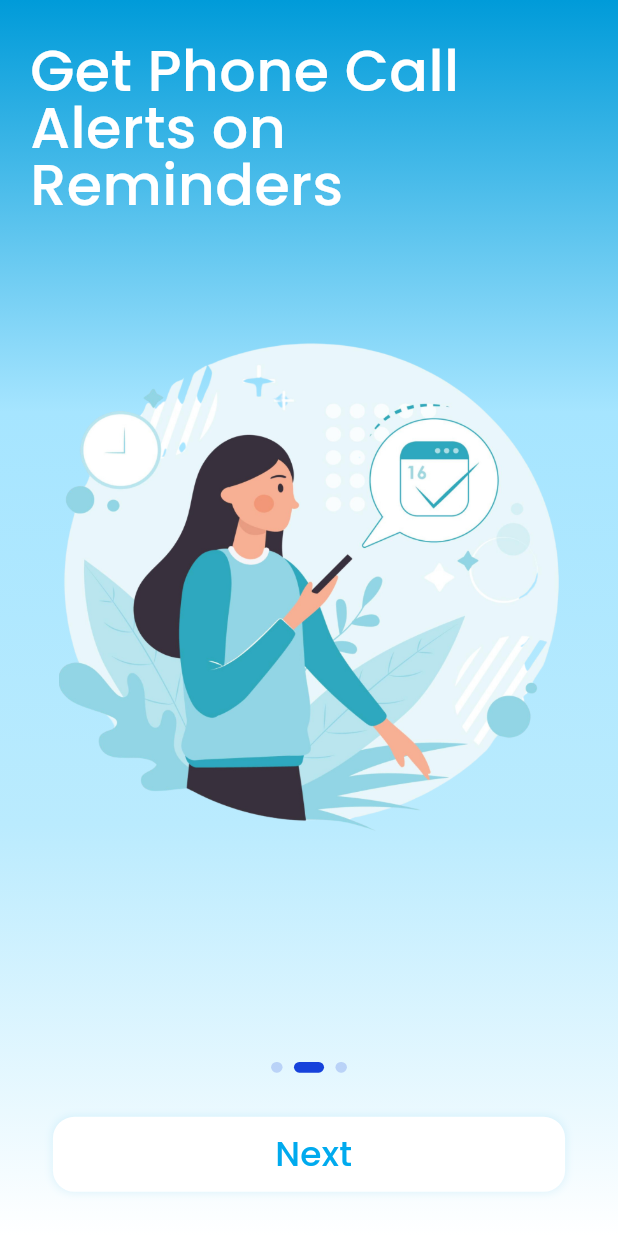
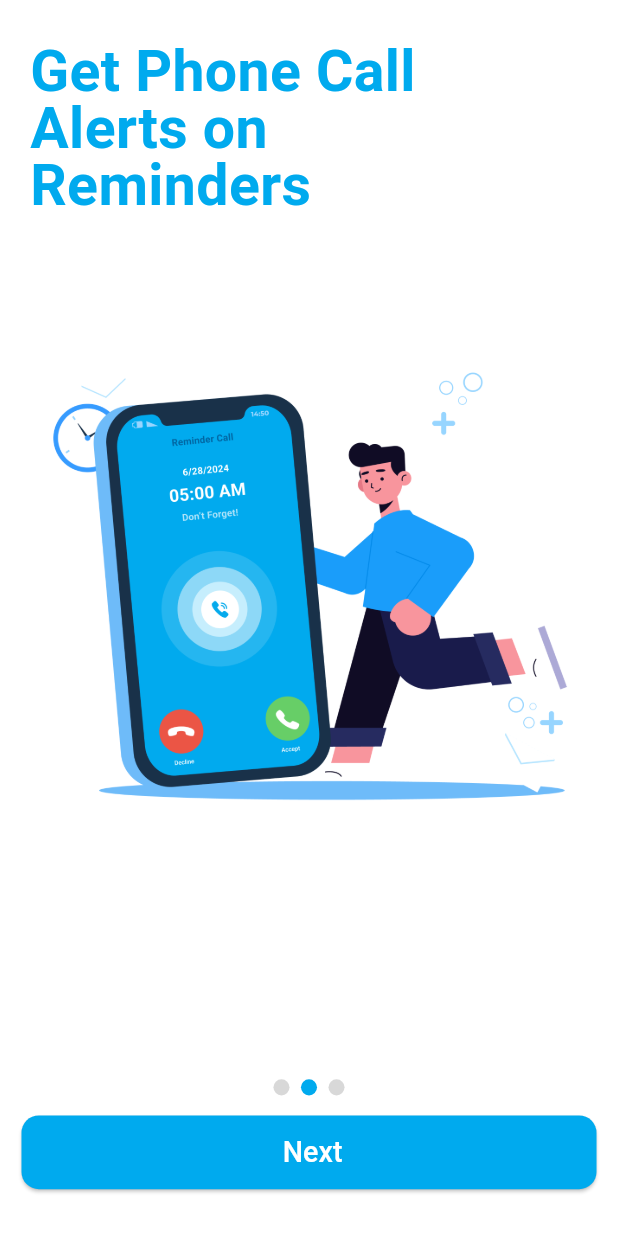
Before and after one commit to rizwanali494/talk_task, a Flutter app: the screen it shows after launch, after a tap on "Next", on a phone screen of 412 x 824 dp. Run offline on Flutter 3.47's test engine with Material 3 defaults, Android fonts, the phone set to English and light mode, and no system bars; our stand-ins replace auto_size_text, awesome_notifications, flutter_easyloading, flutter_screenutil, flutter_spinkit, google_maps_flutter and 8 more; missing offline and left inert: app_settings, flutter_callkit_incoming, workmanager; accounts and stored records are empty; network calls fail.

Commit message:
splash boarding changed

```diff
--- a/lib/splash_screen.dart
+++ b/lib/splash_screen.dart
@@ -13,6 +13,7 @@ import 'package:talk_task/utilis/app_text_styles.dart';
 import 'package:talk_task/utilis/customize_easyloading.dart';
 import 'package:talk_task/view/boarding/boarding.dart';
 import 'package:talk_task/view/common_widgets/custom_app_bars.dart';
+import 'package:talk_task/view/common_widgets/custom_text.dart';
 import 'package:talk_task/view/demo_screen/demo_screen.dart';
 import 'package:talk_task/view/screens/bottom_screen.dart';
 
@@ -41,32 +42,18 @@ class _SplashScreenState extends State<SplashScreen> {
   @override
   Widget build(BuildContext context) {
     return Scaffold(
-      appBar: AppBars.authAppBars(bgColor: AppColors.primary, iconBrightness: Brightness.dark),
-      body: Container(
-        height: double.infinity,
-        width: double.infinity,
-        decoration: const BoxDecoration(
-            color: AppColors.whiteFFFFF,
-          gradient: LinearGradient(
-            colors: [
-               AppColors.primary,
-              AppColors.skyBlueFFA6E5FF,
-               AppColors.lightBlueBAEBFE,
-              AppColors.whiteFFFFF
-
-            ],
-           // stops: [0.23, 0.82, 0.97],
-            begin: Alignment.topCenter,
-            end: Alignment.bottomCenter,
-          ),
-        ),
+      backgroundColor: AppColors.whiteFFFFF,
+      appBar: AppBars.authAppBars(bgColor: AppColors.whiteFFFFF, iconBrightness: Brightness.dark),
+      body: SizedBox(
+          height: 1.sh,
         child: Column(
-          mainAxisAlignment: MainAxisAlignment.end,
+          //mainAxisAlignment: MainAxisAlignment.end,
           crossAxisAlignment: CrossAxisAlignment.center,
           children: [
+            const Spacer(),
             SizedBox(
-              height: 180.h,
-              width: 180.h,
+              height: 150.h,
+              width: 150.h,
               child: Center(
                 child: Image.asset(
                 //  fit: BoxFit.fill,
@@ -77,21 +64,32 @@ class _SplashScreenState extends State<SplashScreen> {
             SizedBox(
               height: 50.h,
             ),
-            Text(
-              AppConstants.taskUp,
-              style: AppTextStyles.righteous(
-                fontSize: 35.sp,
-                color: AppColors.darkBlue1642DB,
-                 weight: FontWeight.w500,
+            ShaderMask(
+              shaderCallback: (bounds) {
+                return const LinearGradient(
+                  colors: [AppColors.blueLightA5E5FF, AppColors.primary, AppColors.blue05AAEC], // Gradient colors
+                  tileMode: TileMode.mirror, // Optional, defines how the gradient tiles
+                ).createShader(Rect.fromLTWH(0, 0, bounds.width, bounds.height));
+              },
+              child: Text( AppConstants.task+AppConstants.ai, style: AppTextStyles.righteous(fontSize: 37.sp,
+                color: AppColors.primary,
+                weight: FontWeight.w500,),),
+            ),
+            const Spacer(),
+        SpinKitFadingCircle(
+          size: 50.h,
+          itemBuilder: (context, index) {
+            return Container(
+              height: 30,
+              width: 10,
+              decoration: BoxDecoration(
+                color: AppColors.primary,
+                borderRadius: BorderRadius.circular(20),
               ),
-            ),
-            SizedBox(
-              height: 150.h,
-            ),
-             SpinKitFadingCircle(
-               color: AppColors.darkBlue1642DB,
-              size: 50.h,
-            ),
+            );
+          },
+        ),
+
             SizedBox(
               height: 75.h,
             ),
--- a/lib/utilis/app_colors.dart
+++ b/lib/utilis/app_colors.dart
@@ -1,7 +1,7 @@
 import 'package:flutter/material.dart';
 
 class AppColors {
-  static const Color primary =Color(0xff009BD9);
+  static const Color primary =skyBlue00AAEE;
   static const Color secondary =Color(0xff01AAEE);
   //on surface text color
 
--- a/lib/utilis/app_constants.dart
+++ b/lib/utilis/app_constants.dart
@@ -2,12 +2,15 @@ class AppConstants {
   //boarding screen
   static const String titleBoardingOne =
       "Add Daily, Weekly and Monthly Reminders";
-  static const String titleBoardingTwo = "Get Phone Call Alerts on Reminders";
-  static const String titleBoardingThree = "View Complete Schedule on Calendar";
+  static const String titleBoardingTwo = "Get Phone Call Alerts on\nReminders";
+  static const String titleBoardingThree = "View Complete Schedule on the Calendar";
   static const String getStarted = " Get Started";
   static const String next = " Next";
   static const String taskUp = " TASK-UP";
+  static const String task = " Task";
   static const String taskAi = " Task AI";
+  static const String ai = "-AI";
+
 
 
 
--- a/lib/view/boarding/boarding.dart
+++ b/lib/view/boarding/boarding.dart
@@ -9,6 +9,8 @@ import '../../main.dart';
 import '../../services/permission_handler.dart';
 import '../../utilis/app_colors.dart';
 import '../../utilis/app_images.dart';
+import '../common_widgets/custom_app_bars.dart';
+import '../common_widgets/custom_buttons.dart';
 
 
 
@@ -47,23 +49,9 @@ class _OnboardingScreenState extends State<OnboardingScreen> {
   Widget build(BuildContext context) {
     return SafeArea(
       child: Scaffold(
-        body: Container(
-          width: double.infinity,
-          height: double.infinity,
-          decoration:  const BoxDecoration(
-            gradient: LinearGradient(
-              colors: [
-                AppColors.primary,
-                AppColors.skyBlueFFA6E5FF,
-                AppColors.lightBlueBAEBFE,
-                AppColors.whiteFFFFF
-              ],
-             // stops: [0.2, 0.92, 0.99999999],
-              begin: Alignment.topCenter,
-              end: Alignment.bottomCenter,
-            ),
-          ),
-          child: Column(
+        backgroundColor: AppColors.whiteFFFFF,
+        appBar: AppBars.authAppBars(bgColor: AppColors.whiteFFFFF, iconBrightness: Brightness.dark),
+        body: Column(
           children: [
             Expanded(
               child: PageView(
@@ -97,46 +85,27 @@ class _OnboardingScreenState extends State<OnboardingScreen> {
               children: List.generate(3, (index) {
                 return Container(
                   margin: EdgeInsets.symmetric(horizontal: 4.w),
-                    width: _currentPage == index ? 21.w : 8.w,
-                    height: 8.h,
+                  width: 12.h,
+                  height: 12.h,
                   decoration: BoxDecoration(
+                    shape: BoxShape.circle,
                     color: _currentPage == index
-                          ?  AppColors.darkBlue1642DB
-                          :  AppColors.darkBlue1642DB.withOpacity(0.2),
-                      borderRadius: BorderRadius.circular(10.r),
+                        ?  AppColors.primary
+                        :  AppColors.greyLight.withOpacity(0.4),
+                    //borderRadius: BorderRadius.circular(10.r),
                   ),
                 );
               }),
             ),
-              Padding(
-                  padding:
-                  EdgeInsets.symmetric(horizontal: 37.w, vertical: 33.h),
-                  child: GestureDetector(
-                    onTap: _onNextPressed,
-                    child: Container(
+            Container(
               width: double.infinity,
-                      height: 56.h,
-                      decoration: BoxDecoration(
-                          color: AppColors.whiteFFFFF,
-                          borderRadius: BorderRadius.circular(16.r),
-                          boxShadow:  [
-                            BoxShadow(
-                              color: AppColors.primary.withOpacity(0.1),
-                              //offset: const Offset(10, 10),
-                              blurRadius: 4,
-                              spreadRadius: 0.5,
-                            ),
-                          ]),
-                      child: Center(
-                        child: Text(
-                    _currentPage == 2 ? AppConstants.getStarted : AppConstants.next,
-                        style: AppTextStyles.poppins(color: AppColors.skyBlue00AAEE, fontSize: 24.sp, weight: FontWeight.w500),
-                        ),
-                      ),
-                    ),
-                  )),
+              height: 55.h,
+              margin: EdgeInsets.only(left: 15.w,right: 15.w,top: 15.h,bottom: 35.h ),
+              child: Buttons.customElevatedButton(title:  _currentPage == 2 ? AppConstants.getStarted : AppConstants.next,
+                  backgroundColor: AppColors.primary, textColor: AppColors.whiteFFFFF, onPressed: _onNextPressed, isDisabled: false),
+            )
+
           ],
-          ),
         ),
       ),
     );
@@ -153,7 +122,7 @@ class _OnboardingScreenState extends State<OnboardingScreen> {
             height: 1.sh * 0.24,
             child: Text(
               title,
-             style: AppTextStyles.poppins(color: AppColors.whiteFFFFF, fontSize: 40.sp, weight: FontWeight.w500),
+             style: AppTextStyles.poppins(color: AppColors.skyBlue00AAEE, fontSize: 40.sp, weight: FontWeight.w700),
             ),
           ),
           // SizedBox(height: height * 0.06),
@@ -161,7 +130,7 @@ class _OnboardingScreenState extends State<OnboardingScreen> {
             imagePath,
            height: 1.sh * 0.4,
             width: 1.sw,
-            fit: BoxFit.contain,
+            fit: BoxFit.cover,
           ),
         ],
       ),
```
Also changed, not shown: assets/fonts/poppins/Poppins-100.ttf, assets/fonts/poppins/Poppins-200.ttf, assets/fonts/poppins/Poppins-300.ttf, assets/fonts/poppins/Poppins-400.ttf, assets/fonts/poppins/Poppins-500.ttf, assets/fonts/poppins/Poppins-600.ttf, assets/fonts/poppins/Poppins-700.ttf, assets/images/onboarding_first.png, assets/images/onboarding_second.png, assets/images/onboarding_third.png, assets/images/splash_image.png. Lines whose indentation alone changed are shown as unchanged.
